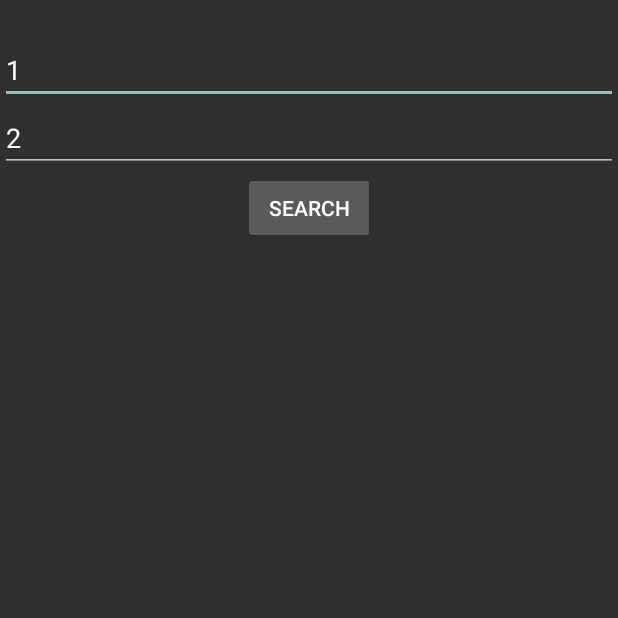
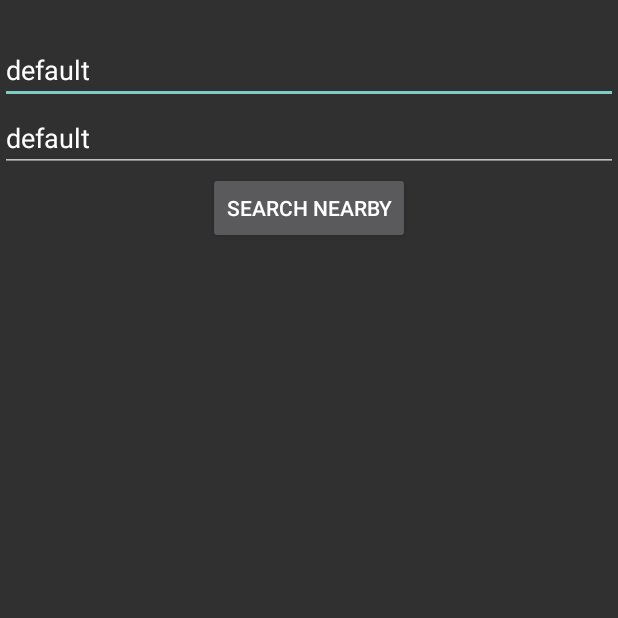
Before and after one commit to WestinMarcus/MATIG, an Android app: the StoresActivity screen opened directly, with no data from a screen before it, on a phone screen of 412 x 824 dp, the top half of it. Run offline under Robolectric (Android 15) with nearby library versions, the phone set to English and light mode, and no system bars; our stand-ins replace Firebase (no records; nobody signed in at launch, a user with empty details on screens opened directly).

Commit message:
Working adress/city search based on distance to stores. loads user adress + city

```diff
--- a/app/src/main/java/com/example/groceryapp/StoresActivity.kt
+++ b/app/src/main/java/com/example/groceryapp/StoresActivity.kt
@@ -17,13 +17,10 @@ class StoresActivity : AppCompatActivity() {
     override fun onCreate(savedInstanceState: Bundle?) {
         super.onCreate(savedInstanceState)
         setContentView(R.layout.activity_stores)
-        val db = Firebase.firestore
-        val user = Firebase.auth.currentUser
-        val uid = user?.uid
-
-
 
         val sBtn : Button = findViewById(R.id.button2)
+
+        fillFields()
 
         sBtn.setOnClickListener(){
             mainFun()
@@ -33,18 +30,39 @@ class StoresActivity : AppCompatActivity() {
 
     }
 
+    private fun fillFields(){
+
+        val db = Firebase.firestore
+
+        val adresss : TextView = findViewById(R.id.editText)
+        val city : TextView = findViewById(R.id.editText2)
+
+        val user = Firebase.auth.currentUser
+        val uid = user?.uid
+
+        var userAdress = ""
+        var userCity = ""
+
+
+        db.collection("users").document("$uid")
+            .get()
+            .addOnSuccessListener { document ->
+
+                userAdress = document.getString("Adress") ?: "default"
+                userCity = document.getString("City") ?: "default"
+
+                adresss.setText(userAdress).toString()
+                city.setText(userCity).toString()
+            }
+    }
+
     private fun mainFun(){
         val db = Firebase.firestore
         val storeChainList = mutableListOf<String>()
         val storeList = mutableListOf<String>()
         val storeAdressList = mutableListOf<String>()
-
         var arrayAdapter: ArrayAdapter<*>
         val mListView = findViewById<ListView>(R.id.lvStores)
-
-        val user = Firebase.auth.currentUser
-        val uid = user?.uid
-
         var userAddress = ""
 
         val adresss : TextView = findViewById(R.id.editText)
@@ -56,9 +74,6 @@ class StoresActivity : AppCompatActivity() {
 
         userAddress = "$adresss1, $city1"
         Log.w(TAG, "Thread: ${Thread.currentThread().name}")
-
-
-
 
 
         Log.w(TAG, "Thread post runblock: ${Thread.currentThread().name}, useraddres: $userAddress")
--- a/app/src/main/res/layout/activity_stores.xml
+++ b/app/src/main/res/layout/activity_stores.xml
@@ -17,7 +17,7 @@
         app:layout_constraintHorizontal_bias="0.0"
         app:layout_constraintStart_toStartOf="parent"
         app:layout_constraintTop_toTopOf="parent"
-        android:text="1"/>
+        android:hint="@string/adress"/>
 
     <EditText
         android:id="@+id/editText2"
@@ -28,16 +28,16 @@
         app:layout_constraintHorizontal_bias="0.0"
         app:layout_constraintStart_toStartOf="parent"
         app:layout_constraintTop_toBottomOf="@+id/editText"
-        android:text="2"/>
+        android:hint="City"/>
 
     <Button
         android:id="@+id/button2"
         android:layout_width="wrap_content"
         android:layout_height="wrap_content"
-        android:text="Search"
+        android:text="@string/search_nearby"
         app:layout_constraintEnd_toEndOf="parent"
         app:layout_constraintStart_toStartOf="parent"
-        app:layout_constraintTop_toBottomOf="@+id/editText2"></Button>
+        app:layout_constraintTop_toBottomOf="@+id/editText2" />
 
     <ListView
         android:id="@+id/lvStores"
--- a/app/src/main/res/values/strings.xml
+++ b/app/src/main/res/values/strings.xml
@@ -37,5 +37,7 @@
     <string name="something_useful">something useful</string>
     <string name="notifications">Notifications</string>
     <string name="faq">FAQ</string>
+    <string name="search">Search</string>
+    <string name="search_nearby">Search Nearby</string>
 
 </resources>
```
